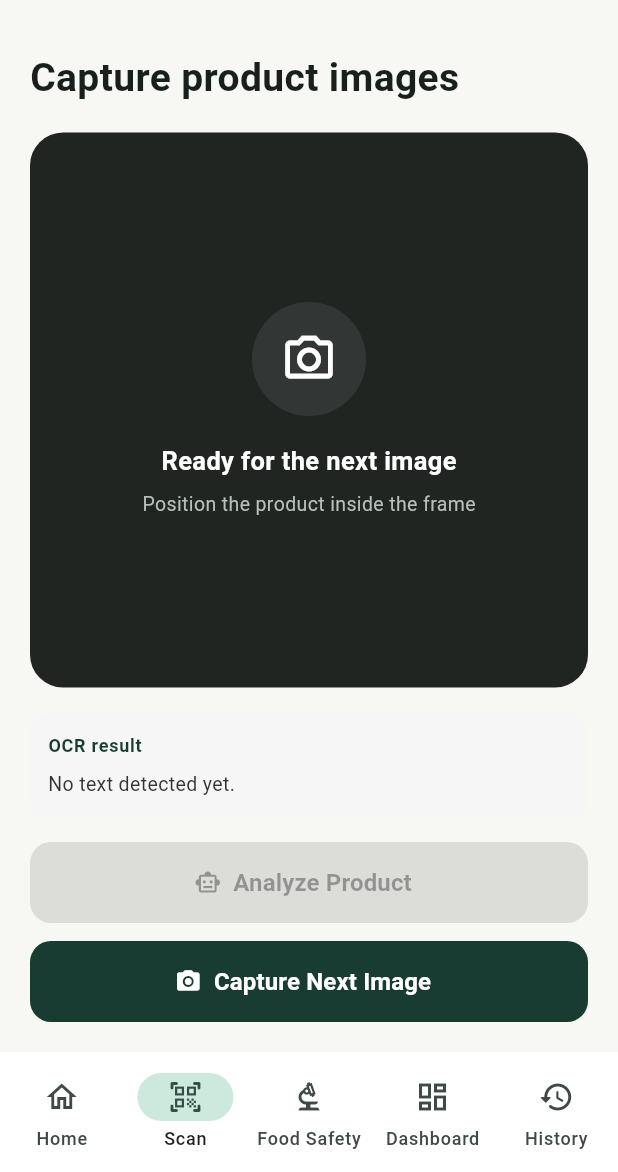
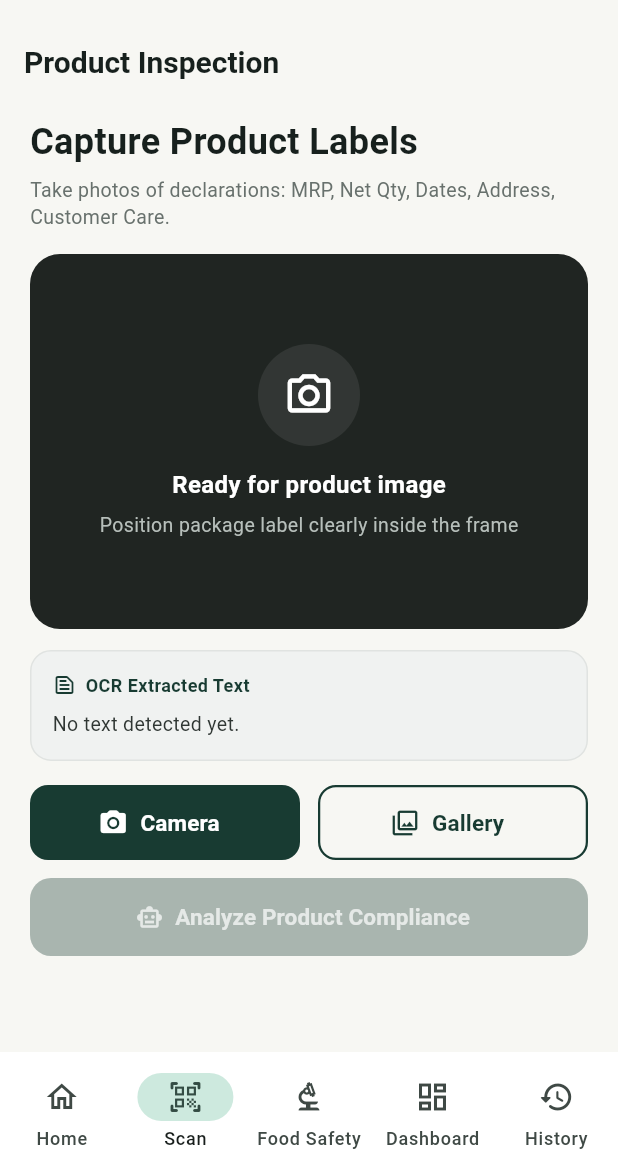
Before and after one commit to vishaldaregave/minor-project, a Flutter app: the screen it shows after launch, item 2 of the bottom bar chosen, on a phone screen of 412 x 824 dp, the part 64-1236 px from its top. Run offline on Flutter 3.47's test engine with Material 3 defaults, Android fonts, the phone set to English and light mode, and no system bars; our stand-ins replace image_picker, supabase_flutter; missing offline and left inert: google_mlkit_text_recognition; accounts and stored records are empty.

Commit message:
fix(scan): resolve bottom RenderFlex overflow in ScanScreen with scrollable responsive layout, AppBar navigation, and Camera/Gallery picker options

```diff
--- a/Product_commodities_packaging_complinace_check/Veriqoo/lib/main.dart
+++ b/Product_commodities_packaging_complinace_check/Veriqoo/lib/main.dart
@@ -1582,16 +1582,16 @@ class _ScanScreenState extends State<ScanScreen> {
     }
   }
 
-  Future<void> captureImage() async {
+  Future<void> captureImage({ImageSource source = ImageSource.camera}) async {
     try {
       final XFile? image = await _picker.pickImage(
-        source: ImageSource.camera,
+        source: source,
         preferredCameraDevice: CameraDevice.rear,
         imageQuality: 85,
       );
 
       if (image == null) {
-        print('CAMERA CANCELLED');
+        debugPrint('IMAGE PICKER CANCELLED');
         return;
       }
 
@@ -1604,15 +1604,15 @@ class _ScanScreenState extends State<ScanScreen> {
       if (mounted) {
         ScaffoldMessenger.of(context).showSnackBar(
           const SnackBar(
-            content: Text('Image captured. Capture the next image.'),
+            content: Text('Image captured. You can capture more angles or tap Analyze.'),
             behavior: SnackBarBehavior.floating,
           ),
         );
       }
 
-      print('IMAGE CAPTURED: ${image.path}');
+      debugPrint('IMAGE CAPTURED: ${image.path}');
     } catch (e) {
-      print('CAMERA ERROR: $e');
+      debugPrint('IMAGE CAPTURE ERROR: $e');
     }
   }
 
@@ -1629,27 +1629,59 @@ class _ScanScreenState extends State<ScanScreen> {
     final previewImage = _capturedImages.isEmpty ? null : _capturedImages.last;
 
     return Scaffold(
+      backgroundColor: const Color(0xFFF7F7F3),
+      appBar: AppBar(
+        backgroundColor: const Color(0xFFF7F7F3),
+        surfaceTintColor: Colors.transparent,
+        elevation: 0,
+        leading: Navigator.of(context).canPop()
+            ? IconButton(
+                icon: const Icon(Icons.arrow_back_rounded, color: Color(0xFF17201D)),
+                onPressed: () => Navigator.of(context).pop(),
+              )
+            : null,
+        title: const Text(
+          'Product Inspection',
+          style: TextStyle(
+            color: Color(0xFF17201D),
+            fontSize: 20,
+            fontWeight: FontWeight.w700,
+          ),
+        ),
+      ),
       body: SafeArea(
-        child: Padding(
-          padding: const EdgeInsets.all(20),
+        child: SingleChildScrollView(
+          physics: const BouncingScrollPhysics(),
+          padding: const EdgeInsets.fromLTRB(20, 8, 20, 30),
           child: Column(
             crossAxisAlignment: CrossAxisAlignment.start,
             children: [
               const Text(
-                'Capture product images',
-                style: TextStyle(
-                  fontSize: 26,
+                'Capture Product Labels',
+                style: TextStyle(
+                  fontSize: 24,
                   fontWeight: FontWeight.w700,
                   color: Color(0xFF17201D),
                 ),
               ),
-              const SizedBox(height: 18),
-              Expanded(
-                child: Container(
+              const SizedBox(height: 6),
+              const Text(
+                'Take photos of declarations: MRP, Net Qty, Dates, Address, Customer Care.',
+                style: TextStyle(
+                  fontSize: 13,
+                  color: Color(0xFF68716D),
+                  height: 1.4,
+                ),
+              ),
+              const SizedBox(height: 16),
+
+              // CAMERA / PREVIEW CONTAINER
+              Container(
                 width: double.infinity,
+                height: 250,
                 decoration: BoxDecoration(
                   color: const Color(0xFF202522),
-                    borderRadius: BorderRadius.circular(22),
+                  borderRadius: BorderRadius.circular(20),
                 ),
                 clipBehavior: Clip.antiAlias,
                 child: previewImage != null
@@ -1673,8 +1705,8 @@ class _ScanScreenState extends State<ScanScreen> {
                         mainAxisAlignment: MainAxisAlignment.center,
                         children: [
                           Container(
-                              height: 76,
-                              width: 76,
+                            height: 68,
+                            width: 68,
                             decoration: BoxDecoration(
                               color: Colors.white.withValues(alpha: 0.08),
                               shape: BoxShape.circle,
@@ -1682,21 +1714,21 @@ class _ScanScreenState extends State<ScanScreen> {
                             child: const Icon(
                               Icons.camera_alt_outlined,
                               color: Colors.white,
-                                size: 38,
-                              ),
-                            ),
-                            const SizedBox(height: 18),
+                              size: 34,
+                            ),
+                          ),
+                          const SizedBox(height: 14),
                           const Text(
-                              'Ready for the next image',
+                            'Ready for product image',
                             style: TextStyle(
                               color: Colors.white,
-                                fontSize: 17,
+                              fontSize: 16,
                               fontWeight: FontWeight.w600,
                             ),
                           ),
-                            const SizedBox(height: 7),
+                          const SizedBox(height: 6),
                           const Text(
-                              'Position the product inside the frame',
+                            'Position package label clearly inside the frame',
                             style: TextStyle(
                               color: Color(0xFFB7BFBB),
                               fontSize: 13,
@@ -1705,37 +1737,54 @@ class _ScanScreenState extends State<ScanScreen> {
                         ],
                       ),
               ),
-              ),
-              const SizedBox(height: 18),
+
+              const SizedBox(height: 14),
+
               if (_capturedImages.isNotEmpty)
                 Padding(
-                  padding: const EdgeInsets.only(bottom: 16),
-                  child: Text(
+                  padding: const EdgeInsets.only(bottom: 12),
+                  child: Row(
+                    children: [
+                      const Icon(Icons.check_circle_outline_rounded, size: 16, color: Color(0xFF183B32)),
+                      const SizedBox(width: 6),
+                      Text(
                         'Images captured: ${_capturedImages.length}',
                         style: const TextStyle(
                           color: Color(0xFF183B32),
                           fontWeight: FontWeight.w600,
-                    ),
-                  ),
-                ),
+                          fontSize: 13,
+                        ),
+                      ),
+                    ],
+                  ),
+                ),
+
+              // OCR RESULT CARD
               Container(
                 width: double.infinity,
-                padding: const EdgeInsets.all(12),
+                padding: const EdgeInsets.all(14),
                 decoration: BoxDecoration(
-                  color: const Color(0xFFF5F6F5),
-                  borderRadius: BorderRadius.circular(12),
+                  color: const Color(0xFFF0F2F1),
+                  borderRadius: BorderRadius.circular(14),
+                  border: Border.all(color: const Color(0xFFE0E3E1)),
                 ),
                 child: Column(
                   crossAxisAlignment: CrossAxisAlignment.start,
                   children: [
-                    const Text(
-                      'OCR result',
+                    const Row(
+                      children: [
+                        Icon(Icons.text_snippet_outlined, size: 16, color: Color(0xFF183B32)),
+                        SizedBox(width: 6),
+                        Text(
+                          'OCR Extracted Text',
                           style: TextStyle(
                             fontSize: 12,
                             fontWeight: FontWeight.w700,
                             color: Color(0xFF183B32),
-                        letterSpacing: 0.5,
-                      ),
+                            letterSpacing: 0.3,
+                          ),
+                        ),
+                      ],
                     ),
                     const SizedBox(height: 8),
                     if (_isProcessingOcr)
@@ -1747,7 +1796,7 @@ class _ScanScreenState extends State<ScanScreen> {
                             child: CircularProgressIndicator(strokeWidth: 2),
                           ),
                           SizedBox(width: 8),
-                          Text('Reading product text...'),
+                          Text('Reading product label text...'),
                         ],
                       )
                     else
@@ -1759,18 +1808,71 @@ class _ScanScreenState extends State<ScanScreen> {
                             style: const TextStyle(
                               fontSize: 13,
                               color: Color(0xFF2F3633),
-                              height: 1.5,
-                            ),
-                          ),
-                        ),
-                      ),
-                  ],
-                ),
-              ),
+                              height: 1.45,
+                            ),
+                          ),
+                        ),
+                      ),
+                  ],
+                ),
+              ),
+
               const SizedBox(height: 16),
+
+              // CAPTURE / PICK BUTTONS ROW
+              Row(
+                children: [
+                  Expanded(
+                    child: SizedBox(
+                      height: 50,
+                      child: ElevatedButton.icon(
+                        onPressed: () => captureImage(source: ImageSource.camera),
+                        icon: const Icon(Icons.camera_alt_rounded, size: 20),
+                        label: const Text(
+                          'Camera',
+                          style: TextStyle(fontSize: 15, fontWeight: FontWeight.w700),
+                        ),
+                        style: ElevatedButton.styleFrom(
+                          backgroundColor: const Color(0xFF183B32),
+                          foregroundColor: Colors.white,
+                          elevation: 0,
+                          shape: RoundedRectangleBorder(
+                            borderRadius: BorderRadius.circular(12),
+                          ),
+                        ),
+                      ),
+                    ),
+                  ),
+                  const SizedBox(width: 12),
+                  Expanded(
+                    child: SizedBox(
+                      height: 50,
+                      child: OutlinedButton.icon(
+                        onPressed: () => captureImage(source: ImageSource.gallery),
+                        icon: const Icon(Icons.photo_library_outlined, size: 20),
+                        label: const Text(
+                          'Gallery',
+                          style: TextStyle(fontSize: 15, fontWeight: FontWeight.w700),
+                        ),
+                        style: OutlinedButton.styleFrom(
+                          foregroundColor: const Color(0xFF183B32),
+                          side: const BorderSide(color: Color(0xFF183B32), width: 1.5),
+                          shape: RoundedRectangleBorder(
+                            borderRadius: BorderRadius.circular(12),
+                          ),
+                        ),
+                      ),
+                    ),
+                  ),
+                ],
+              ),
+
+              const SizedBox(height: 12),
+
+              // ANALYZE BUTTON
               SizedBox(
                 width: double.infinity,
-                height: 54,
+                height: 52,
                 child: ElevatedButton.icon(
                   onPressed:
                       (!_isAnalyzing &&
@@ -1791,15 +1893,17 @@ class _ScanScreenState extends State<ScanScreen> {
                         )
                       : const Icon(Icons.smart_toy_outlined),
                   label: Text(
-                    _isAnalyzing ? 'Analyzing product...' : 'Analyze Product',
+                    _isAnalyzing ? 'Analyzing Declarations...' : 'Analyze Product Compliance',
                     style: const TextStyle(
-                      fontSize: 16,
+                      fontSize: 15,
                       fontWeight: FontWeight.w700,
                     ),
                   ),
                   style: ElevatedButton.styleFrom(
                     backgroundColor: const Color(0xFF183B32),
                     foregroundColor: Colors.white,
+                    disabledBackgroundColor: const Color(0xFF183B32).withValues(alpha: 0.35),
+                    disabledForegroundColor: Colors.white.withValues(alpha: 0.7),
                     elevation: 0,
                     shape: RoundedRectangleBorder(
                       borderRadius: BorderRadius.circular(14),
@@ -1807,31 +1911,10 @@ class _ScanScreenState extends State<ScanScreen> {
                   ),
                 ),
               ),
-              const SizedBox(height: 12),
-              SizedBox(
-                width: double.infinity,
-                height: 54,
-                child: ElevatedButton.icon(
-                  onPressed: captureImage,
-                  icon: const Icon(Icons.camera_alt_rounded),
-                  label: const Text(
-                    'Capture Next Image',
-                    style: TextStyle(fontSize: 16, fontWeight: FontWeight.w700),
-                  ),
-                  style: ElevatedButton.styleFrom(
-                    backgroundColor: const Color(0xFF183B32),
-                    foregroundColor: Colors.white,
-                    elevation: 0,
-                    shape: RoundedRectangleBorder(
-                      borderRadius: BorderRadius.circular(14),
-                    ),
-                  ),
-                ),
-              ),
-            ],
-          ),
-        ),
-      ),
-    );
-  }
-}
+            ],
+          ),
+        ),
+      ),
+    );
+  }
+}
```
Lines whose indentation alone changed are shown as unchanged.
